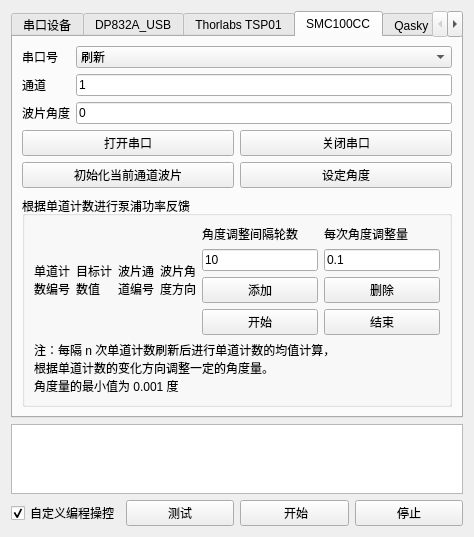
Old version of the form ui/externalapplicationswidget.ui in the repository WhiteChimney/TDC-counter.
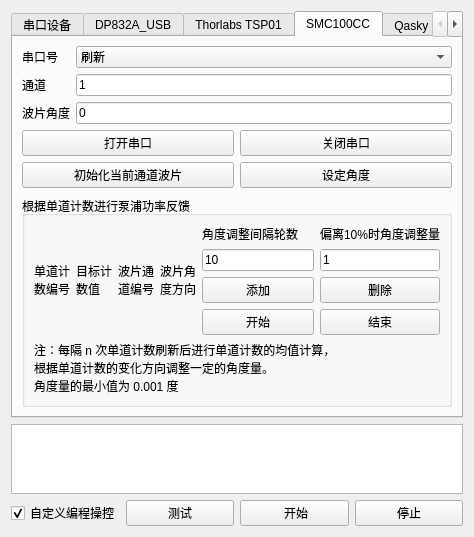
New version of the form.

What changed in the file:
```diff
--- a/ui/externalapplicationswidget.ui
+++ b/ui/externalapplicationswidget.ui
@@ -660,7 +660,7 @@
           <item row="0" column="2">
            <widget class="QLabel" name="label_32">
             <property name="text">
-             <string>每次角度调整量</string>
+             <string>偏离10%时角度调整量</string>
             </property>
            </widget>
           </item>
@@ -724,7 +724,7 @@
           <item row="1" column="2">
            <widget class="QLineEdit" name="textAngleAdj">
             <property name="text">
-             <string>0.1</string>
+             <string>1</string>
             </property>
            </widget>
           </item>
```
